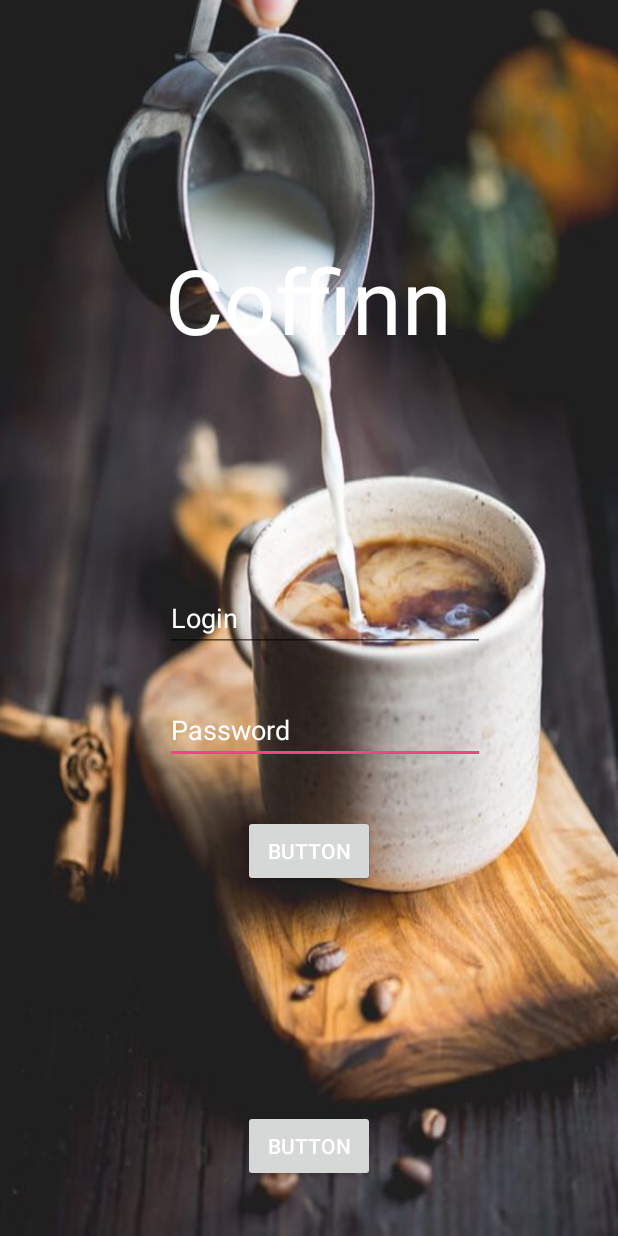
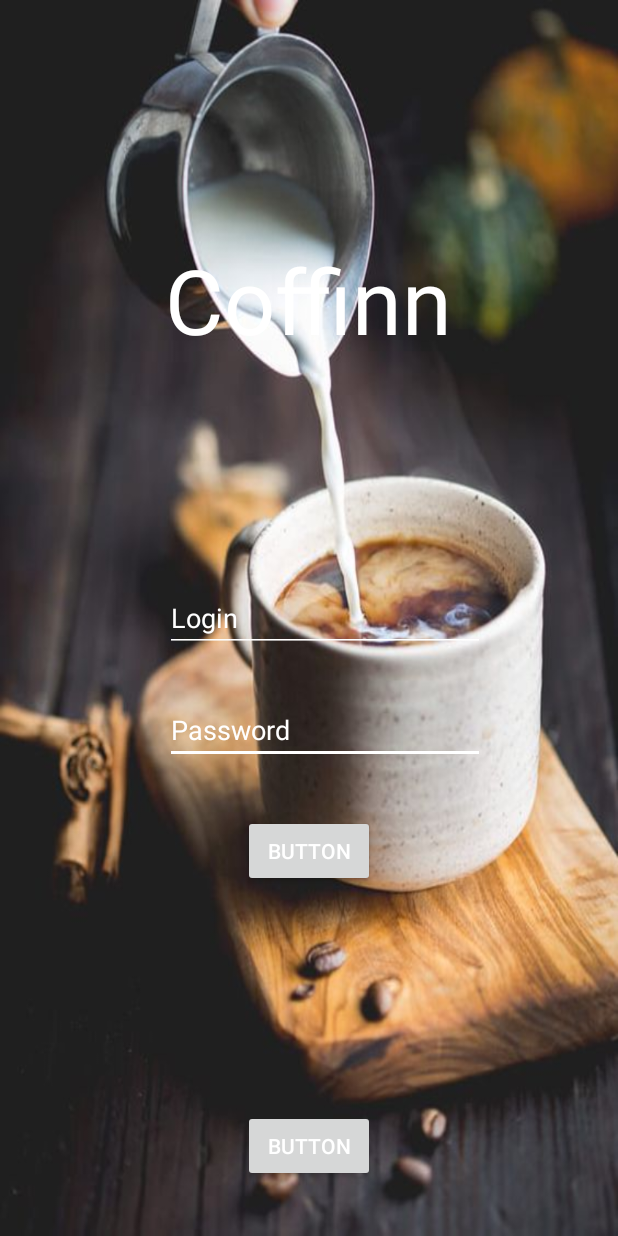
Before and after one commit to MaritJ/Coffin, an Android app: the screen it shows after launch (MainActivity), on a phone screen of 412 x 824 dp. Run offline under Robolectric (Android 15) with nearby library versions, the phone set to English and light mode, and no system bars; 1 statement that could not run was skipped.

Commit message:
Layout
Layout

```diff
--- a/app/src/main/java/coffinn/maritjaspers/odisee/be/coffinn/MainActivity.java
+++ b/app/src/main/java/coffinn/maritjaspers/odisee/be/coffinn/MainActivity.java
@@ -53,7 +53,7 @@ public class MainActivity extends AppCompatActivity {
         t.setTypeface(myCustomFont);
     }
 
-    public void sendMessage(View view)
+    public void sendToLocation(View view)
     {
         Intent intent = new Intent(this, location.class);
         startActivity(intent);
--- a/app/src/main/java/coffinn/maritjaspers/odisee/be/coffinn/order.java
+++ b/app/src/main/java/coffinn/maritjaspers/odisee/be/coffinn/order.java
@@ -1,5 +1,6 @@
 package coffinn.maritjaspers.odisee.be.coffinn;
 
+import android.content.Intent;
 import android.os.Bundle;
 import android.support.design.widget.FloatingActionButton;
 import android.support.design.widget.Snackbar;
@@ -26,4 +27,6 @@ public class order extends AppCompatActivity {
         });
     }
 
+
+
 }
--- /dev/null
+++ b/app/src/main/res/drawable/test.xml
@@ -0,0 +1,5 @@
+<?xml version="1.0" encoding="utf-8"?>
+<shape xmlns:android="http://schemas.android.com/apk/res/android"
+    android:shape="oval">
+    <solid android:color="#999999" />
+</shape>
--- a/app/src/main/res/layout/activity_location.xml
+++ b/app/src/main/res/layout/activity_location.xml
@@ -8,7 +8,6 @@
     tools:context="coffinn.maritjaspers.odisee.be.coffinn.location">
 
 
-
     <include layout="@layout/content_location" />
 
 
--- a/app/src/main/res/layout/content_main.xml
+++ b/app/src/main/res/layout/content_main.xml
@@ -36,8 +36,12 @@
         android:layout_alignStart="@+id/loginNaam"
         android:layout_marginTop="29dp"
         android:id="@+id/LoginPas"
-        android:textColorHint="#FFF"
-        android:hint="Password" />
+        android:hint="Password"
+
+        android:backgroundTint="@android:color/white"
+        android:textCursorDrawable="@android:color/white"
+        android:textColorHint="@android:color/white"
+        android:textColor="@android:color/white"/>
 
     <Button
         android:text="Button"
@@ -49,7 +53,7 @@
         android:id="@+id/aanmelden"
         android:textColor="#FFF"
         tools:text="Sign in"
-        android:onClick="sendMessage"
+        android:onClick="sendToLocation"
         />
 
     <Button
@@ -70,11 +74,17 @@
         android:inputType="textEmailAddress"
         android:ems="10"
         android:id="@+id/loginNaam"
-        android:textColorHint="#FFF"
         android:hint="Login"
 
         android:layout_centerVertical="true"
         android:layout_alignLeft="@+id/myFont"
-        android:layout_alignStart="@+id/myFont" />
+        android:layout_alignStart="@+id/myFont"
+
+
+        android:backgroundTint="@android:color/white"
+        android:textCursorDrawable="@android:color/white"
+        android:textColor="@android:color/white"
+        android:textColorHint="@android:color/white"
+        />
 
 </RelativeLayout>
```
Also changed, not shown: app/src/main/res/drawable/button_border.xml (+14 -7 lines), app/src/main/res/layout/content_location.xml (+112 -82 lines), app/src/main/res/drawable/Thumbs.db (added), app/src/main/res/drawable/atcoffinn.jpg (added), app/src/main/res/drawable/takeaway.jpg (added).
